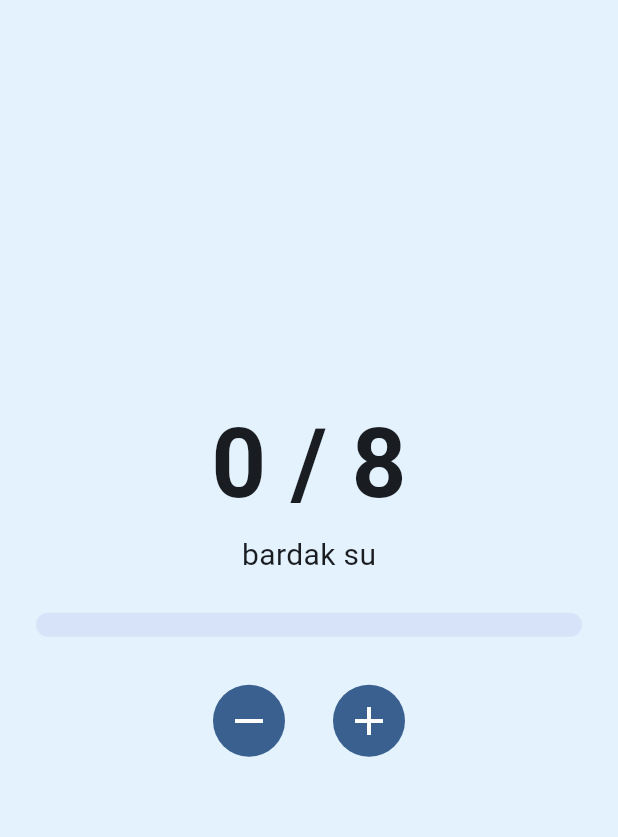
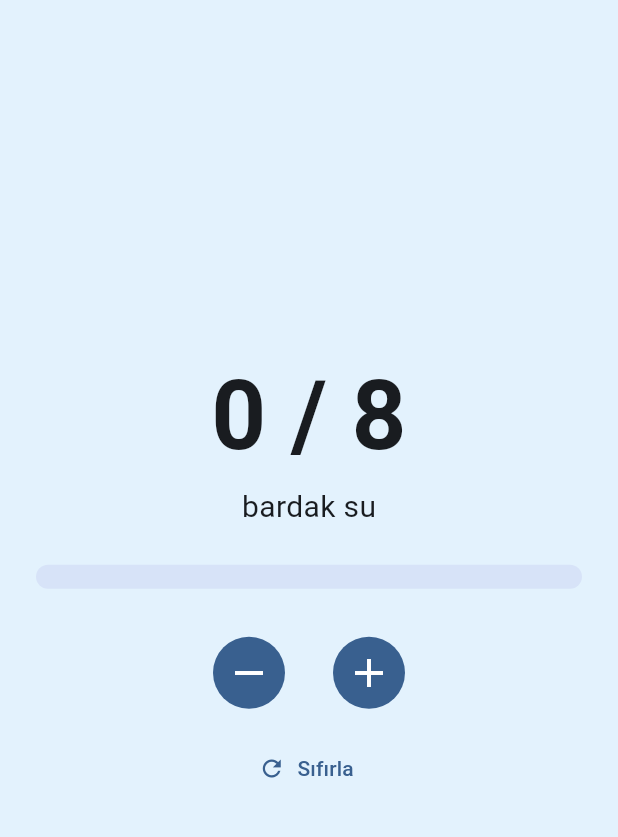
Before and after one commit to Buraks06-prog/su_sayaci, a Flutter app: the screen it shows after launch, on a phone screen of 412 x 824 dp, the part 84-921 px from its top. Run offline on Flutter 3.47's test engine with Material 3 defaults, Android fonts, the phone set to English and light mode, and no system bars.

Commit message:
feat: sıfırla butonu

```diff
--- a/lib/ana_ekran.dart
+++ b/lib/ana_ekran.dart
@@ -63,7 +63,16 @@ class _AnaEkranState extends State<AnaEkran> {
                   ),
                 ],
               ),
-              // BURAYA YENİ PARÇALAR EKLENECEK
+              const SizedBox(height: 16),
+              TextButton.icon(
+                onPressed: () {
+                  setState(() {
+                    _sayac.sifirla();
+                  });
+                },
+                icon: const Icon(Icons.refresh),
+                label: const Text('Sıfırla'),
+              ),
             ],
           ),
         ),
```
